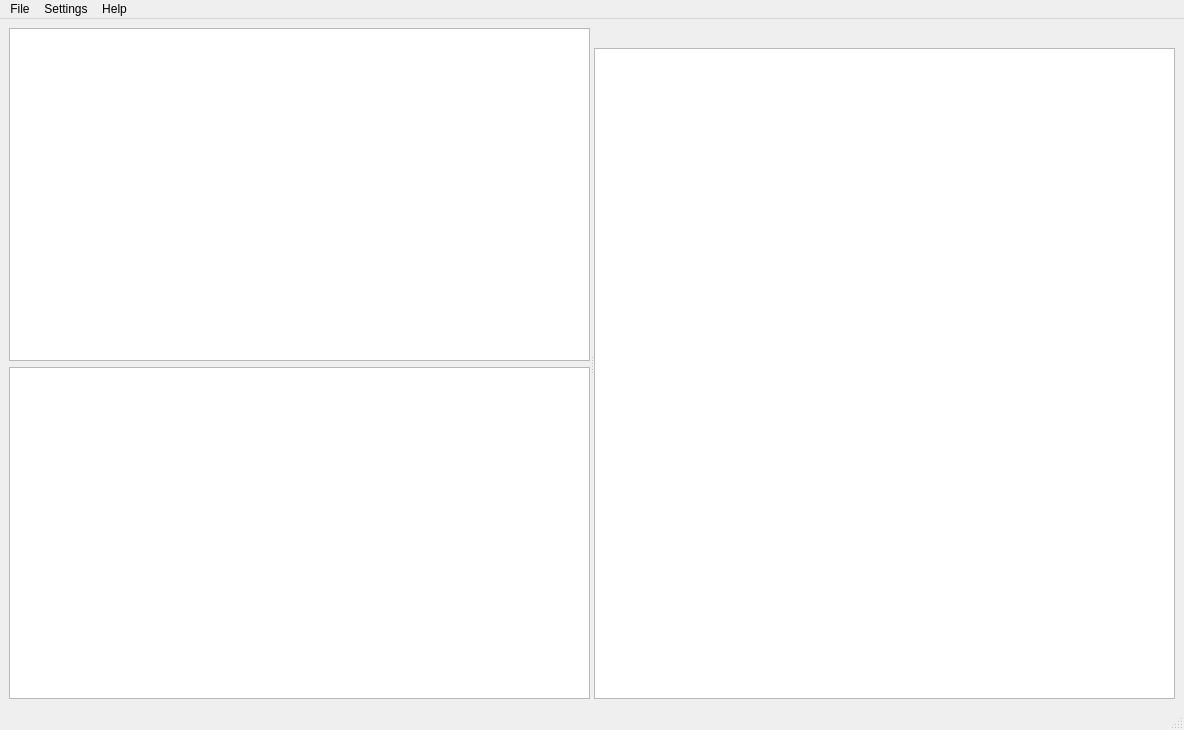
Above: src/mainwindow.ui from Kevonosdiaz/playlist-manager before the change. Below: the same form after it.
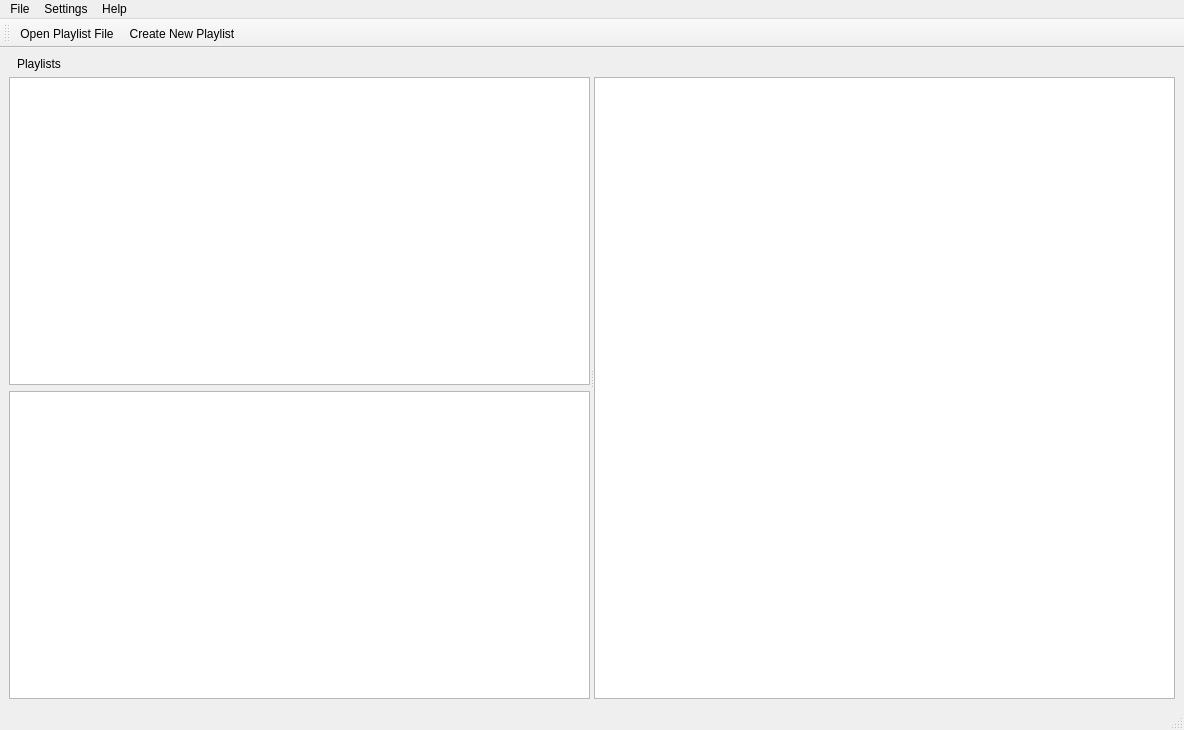
That is the form after the change. Custom widgets are drawn as their Qt base class.

Commit message: feat: add ability to create new playlist

What changed in the file:
```diff
--- a/src/mainwindow.ui
+++ b/src/mainwindow.ui
@@ -22,6 +22,19 @@
       </property>
       <widget class="QWidget" name="verticalLayoutWidget">
        <layout class="QVBoxLayout" name="leftMainContainer">
+        <item>
+         <widget class="QLabel" name="label">
+          <property name="text">
+           <string>Playlists</string>
+          </property>
+          <property name="margin">
+           <number>2</number>
+          </property>
+          <property name="indent">
+           <number>8</number>
+          </property>
+         </widget>
+        </item>
         <item>
          <widget class="QListView" name="playlistList"/>
         </item>
@@ -96,6 +109,19 @@
    <addaction name="menuHelp"/>
   </widget>
   <widget class="QStatusBar" name="statusbar"/>
+  <widget class="QToolBar" name="toolBar">
+   <property name="windowTitle">
+    <string>toolBar</string>
+   </property>
+   <attribute name="toolBarArea">
+    <enum>TopToolBarArea</enum>
+   </attribute>
+   <attribute name="toolBarBreak">
+    <bool>false</bool>
+   </attribute>
+   <addaction name="actionOpenFile"/>
+   <addaction name="actionCreatePlaylist"/>
+  </widget>
   <action name="actionOpenFile">
    <property name="text">
     <string>Open Playlist File</string>
@@ -132,6 +158,17 @@
     <string>Toggle Appending Directory Scan</string>
    </property>
   </action>
+  <action name="actionCreatePlaylist">
+   <property name="text">
+    <string>Create New Playlist</string>
+   </property>
+   <property name="toolTip">
+    <string>Create New Playlist</string>
+   </property>
+   <property name="menuRole">
+    <enum>QAction::MenuRole::NoRole</enum>
+   </property>
+  </action>
  </widget>
  <customwidgets>
   <customwidget>
```
Left out of the diff: 1 changed line with no effect on the pictures. The commit also changes 2 other files.
